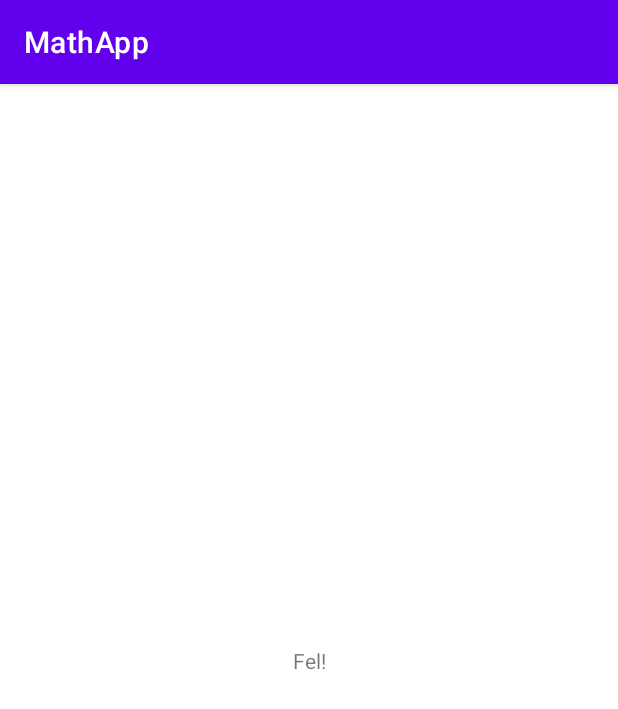
After one commit to claratoll/FU-MathApp, an Android app: the AnswerActivity screen opened directly, with no data from a screen before it, on a phone screen of 412 x 824 dp. The commit adds this screen. Shown: the top 709 px of the screen. Run offline under Robolectric (Android 15) with nearby library versions, the phone set to English and light mode, and no system bars.

Commit message:
add files

```diff
--- a/app/src/main/AndroidManifest.xml
+++ b/app/src/main/AndroidManifest.xml
@@ -14,6 +14,9 @@
         android:theme="@style/Theme.MathApp"
         tools:targetApi="31">
         <activity
+            android:name=".AnswerActivity"
+            android:exported="false" />
+        <activity
             android:name=".MainActivity"
             android:exported="true">
             <intent-filter>
--- /dev/null
+++ b/app/src/main/java/com/example/mathapp/AnswerActivity.kt
@@ -0,0 +1,28 @@
+package com.example.mathapp
+
+import androidx.appcompat.app.AppCompatActivity
+import android.os.Bundle
+import android.util.Log
+import android.widget.TextView
+
+class AnswerActivity : AppCompatActivity() {
+
+    lateinit var resultView : TextView
+
+    override fun onCreate(savedInstanceState: Bundle?) {
+        super.onCreate(savedInstanceState)
+        setContentView(R.layout.activity_answer)
+
+        resultView = findViewById(R.id.AnswerView)
+
+        val answeredCorrect = intent.getBooleanExtra("answeredCorrect", false)
+        Log.d("!!!", "Rätt? $answeredCorrect")
+
+        if (answeredCorrect) {
+            resultView.text = "Rätt!"
+        } else {
+            resultView.text = "Fel!"
+        }
+
+    }
+}
--- /dev/null
+++ b/app/src/main/res/layout/activity_answer.xml
@@ -0,0 +1,18 @@
+<?xml version="1.0" encoding="utf-8"?>
+<androidx.constraintlayout.widget.ConstraintLayout xmlns:android="http://schemas.android.com/apk/res/android"
+    xmlns:app="http://schemas.android.com/apk/res-auto"
+    xmlns:tools="http://schemas.android.com/tools"
+    android:layout_width="match_parent"
+    android:layout_height="match_parent"
+    tools:context=".AnswerActivity">
+
+    <TextView
+        android:id="@+id/AnswerView"
+        android:layout_width="wrap_content"
+        android:layout_height="wrap_content"
+        android:text="TextView"
+        app:layout_constraintBottom_toBottomOf="parent"
+        app:layout_constraintEnd_toEndOf="parent"
+        app:layout_constraintStart_toStartOf="parent"
+        app:layout_constraintTop_toTopOf="parent" />
+</androidx.constraintlayout.widget.ConstraintLayout>
--- a/app/src/main/res/layout/activity_main.xml
+++ b/app/src/main/res/layout/activity_main.xml
@@ -11,7 +11,7 @@
         android:layout_width="wrap_content"
         android:layout_height="wrap_content"
         android:layout_marginTop="100dp"
-        android:text="Button"
+        android:text="Check Answer"
         app:layout_constraintEnd_toEndOf="parent"
         app:layout_constraintStart_toStartOf="parent"
         app:layout_constraintTop_toBottomOf="@+id/answerEditText" />
@@ -33,7 +33,7 @@
         android:layout_marginTop="70dp"
         android:ems="10"
         android:inputType="textPersonName"
-        android:text="Name"
+        android:hint="Write your text here"
         app:layout_constraintEnd_toEndOf="parent"
         app:layout_constraintStart_toStartOf="parent"
         app:layout_constraintTop_toBottomOf="@+id/textView" />
```
Also changed, not shown: app/src/main/java/com/example/mathapp/MainActivity.kt (+13 -11 lines).
